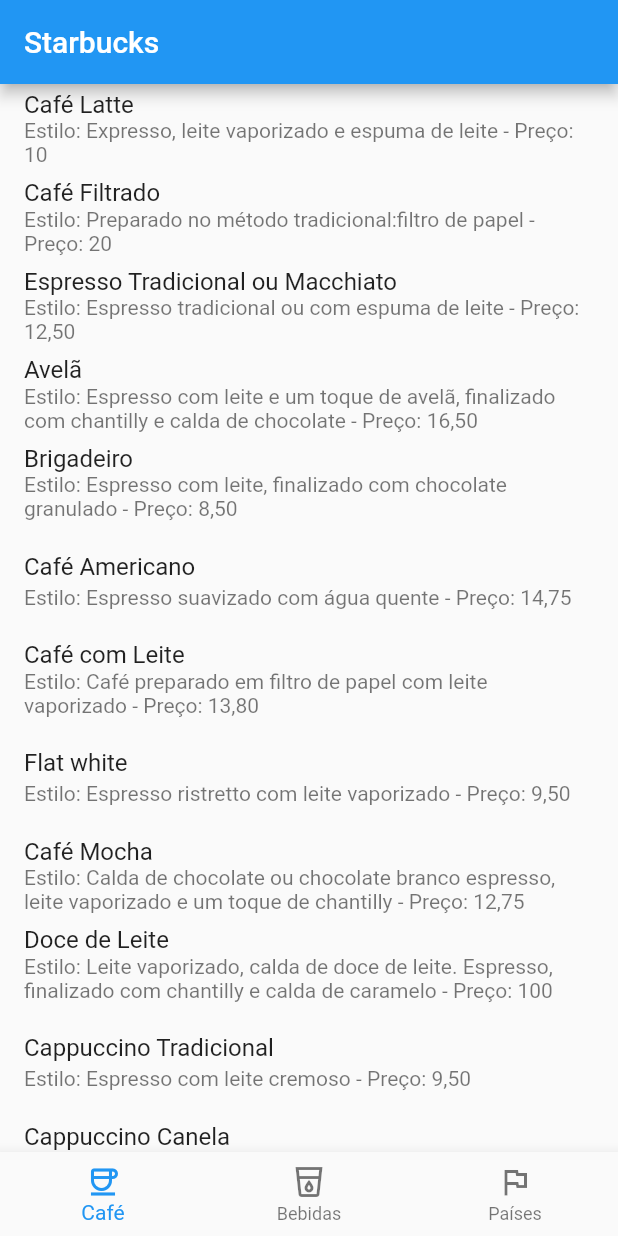
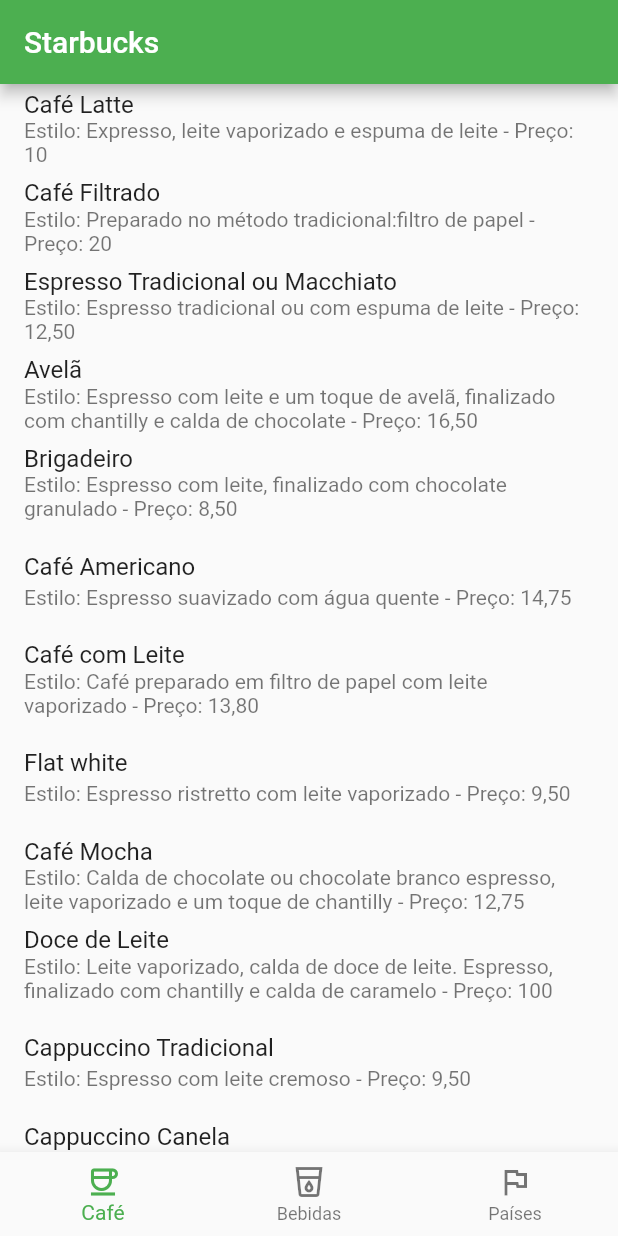
Before and after one commit to ErickBezerrar/POO-1, a Flutter app: the screen it shows after launch, on a phone screen of 412 x 824 dp. Run offline on Flutter 3.47's test engine with Material 2 defaults, Android fonts, the phone set to English and light mode, and no system bars; key blocks and very long unbroken strings in the code were emptied for the run.

Commit message:
color change

```diff
--- a/receita4/lib/receita4.dart
+++ b/receita4/lib/receita4.dart
@@ -10,11 +10,11 @@ class MyApp extends StatelessWidget {
 
     return MaterialApp(
 
-      title: 'Flutter Demo',
+      title: 'Starbucks Cardápio',
 
       theme: ThemeData(
 
-        primarySwatch: Colors.blue,
+        primarySwatch: Colors.green,
 
       ),
 
```
